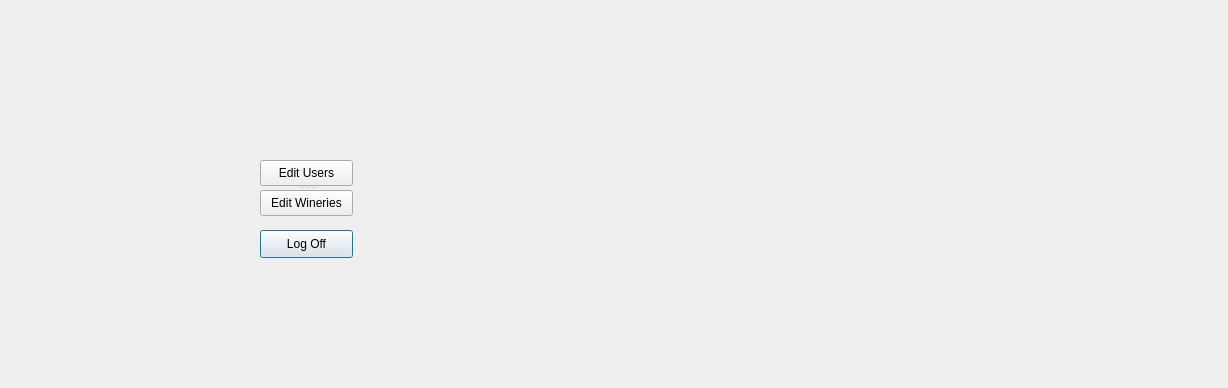
Before: the Qt Designer form adminmain.ui in grenrock/cs1dQTRepository, drawn with Qt 5.
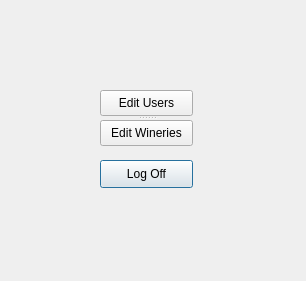
After: the same form once the commit is applied.

Patch:
```diff
--- a/adminmain.ui
+++ b/adminmain.ui
@@ -6,8 +6,8 @@
    <rect>
     <x>0</x>
     <y>0</y>
-    <width>1228</width>
-    <height>388</height>
+    <width>306</width>
+    <height>281</height>
    </rect>
   </property>
   <property name="windowTitle">
@@ -16,8 +16,8 @@
   <widget class="QPushButton" name="pushButton_3">
    <property name="geometry">
     <rect>
-     <x>260</x>
-     <y>230</y>
+     <x>100</x>
+     <y>160</y>
      <width>93</width>
      <height>28</height>
     </rect>
@@ -29,8 +29,8 @@
   <widget class="QSplitter" name="splitter">
    <property name="geometry">
     <rect>
-     <x>260</x>
-     <y>160</y>
+     <x>100</x>
+     <y>90</y>
      <width>93</width>
      <height>56</height>
     </rect>
```
